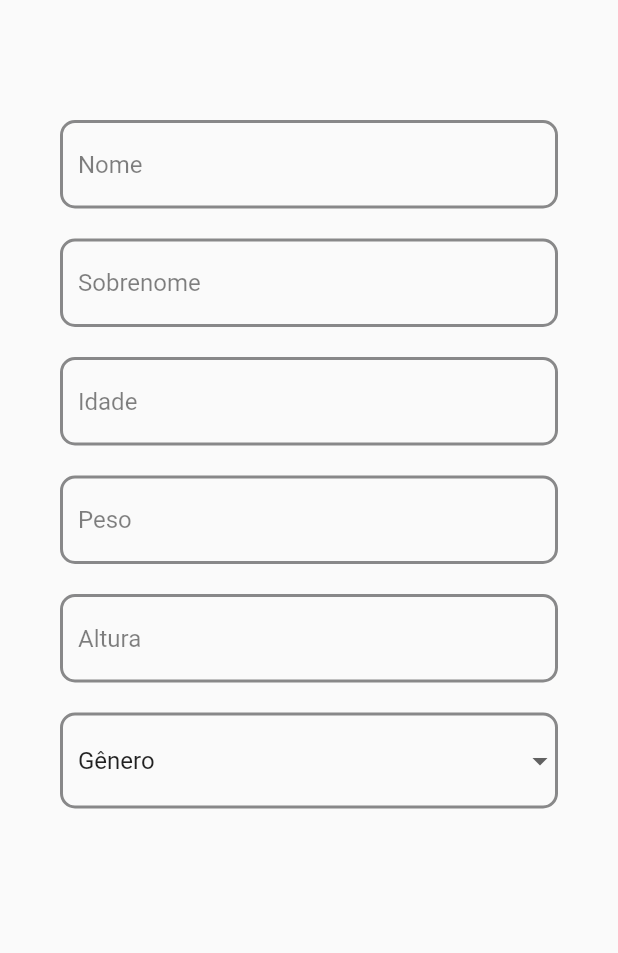
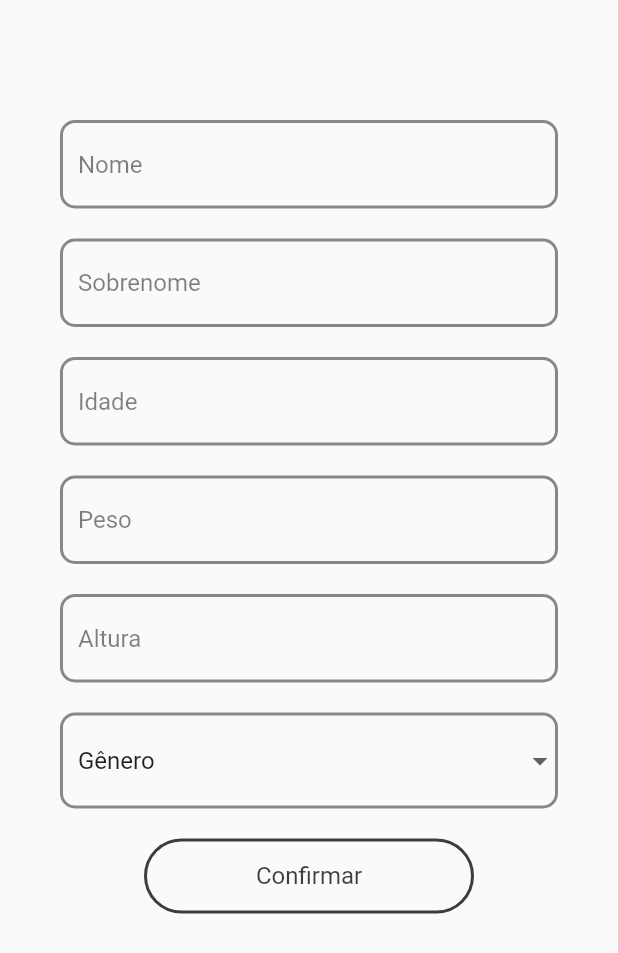
Before and after one commit to FabioZvir/care_time, a Flutter app: the screen it shows after launch, on a phone screen of 412 x 824 dp. Shown: the top 953 px of the screen. Run offline on Flutter 3.47's test engine with Material 2 defaults, Android fonts, the phone set to English and light mode, and no system bars.

Commit message:
Feat: Arrumando o button de confirmar

```diff
--- a/lib/pages/cadastro_page/cadastro_page.dart
+++ b/lib/pages/cadastro_page/cadastro_page.dart
@@ -54,7 +54,7 @@ class _CadastrOpageState extends State<CadastrOpage> {
                 type: TextInputType.number,
               )),
           Padding(
-            padding: EdgeInsets.symmetric(vertical: 10, horizontal: 40),
+            padding: const EdgeInsets.symmetric(vertical: 10, horizontal: 40),
             child: DropdownButtonFormField(
               decoration: const InputDecoration(
                 enabledBorder: OutlineInputBorder(
@@ -100,6 +100,22 @@ class _CadastrOpageState extends State<CadastrOpage> {
               }).toList(),
             ),
           ),
+          Padding(
+            padding: const EdgeInsets.symmetric(vertical: 10, horizontal: 0),
+            child: OutlinedButton(
+              onPressed: () {},
+              child: const Text('Confirmar'),
+              style: OutlinedButton.styleFrom(
+                  primary: const Color.fromARGB(193, 0, 0, 1),
+                  side: const BorderSide(
+                    color: Color.fromARGB(193, 0, 0, 1),
+                    width: 2,
+                  ),
+                  textStyle: const TextStyle(fontSize: 16),
+                  fixedSize: const Size(220, 50),
+                  shape: const StadiumBorder()),
+            ),
+          )
         ],
       );
     });
```
